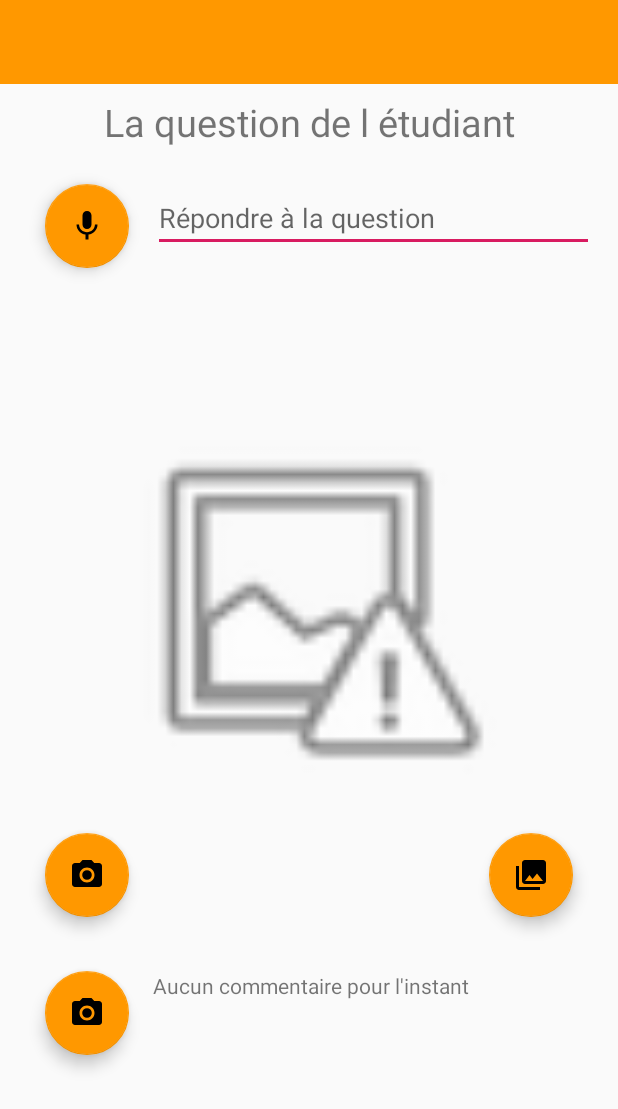
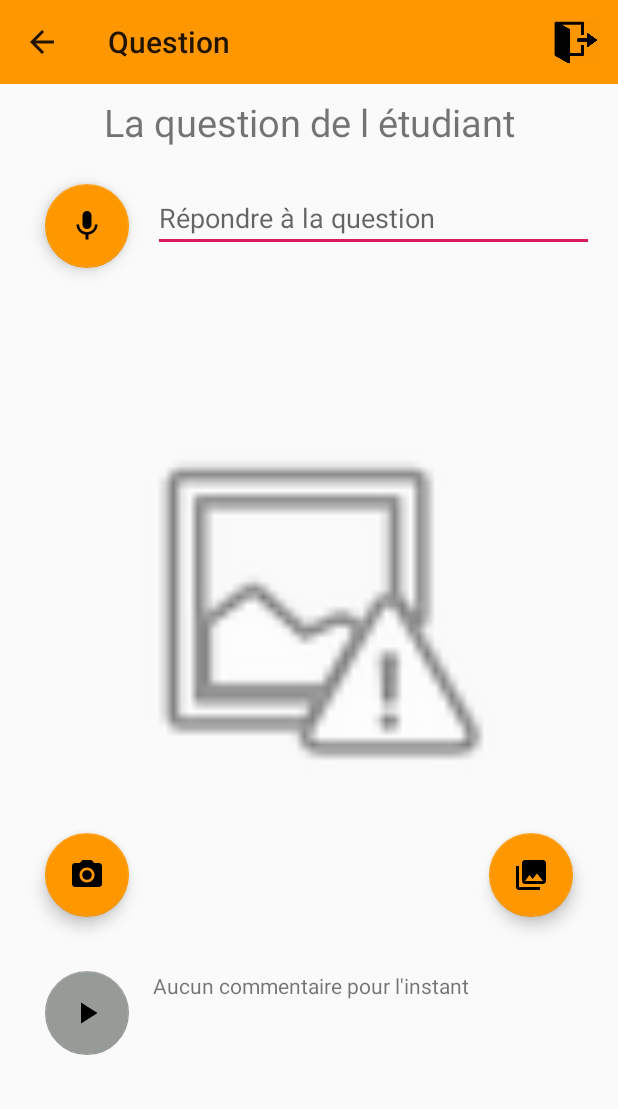
Before and after one commit to Cadz006/TP2_Dev_mobile, an Android app: the screen it shows after launch (QuestionEtudiantActivity), on a phone screen of 412 x 824 dp. Shown: the top 1109 px of the screen. Run offline under Robolectric (Android 15) with nearby library versions, the phone set to English and light mode, and no system bars.

Commit message:
Question etudiant

```diff
--- a/TP2_Dev_Mobile/app/src/main/java/bdeb/qc/ca/tp2_dev_mobile/QuestionEtudiantActivity.java
+++ b/TP2_Dev_Mobile/app/src/main/java/bdeb/qc/ca/tp2_dev_mobile/QuestionEtudiantActivity.java
@@ -3,17 +3,19 @@ package bdeb.qc.ca.tp2_dev_mobile;
 import androidx.annotation.NonNull;
 import androidx.annotation.Nullable;
 import androidx.appcompat.app.AppCompatActivity;
+import androidx.appcompat.widget.Toolbar;
 import androidx.core.app.ActivityCompat;
 import androidx.core.content.ContextCompat;
 
 import android.Manifest;
-import android.content.Context;
 import android.content.Intent;
 import android.content.pm.PackageManager;
 import android.graphics.Bitmap;
 import android.net.Uri;
 import android.os.Bundle;
 import android.provider.MediaStore;
+import android.view.Menu;
+import android.view.MenuInflater;
 import android.view.View;
 import android.widget.ImageView;
 
@@ -23,6 +25,7 @@ public class QuestionEtudiantActivity extends AppCompatActivity {
     public static final int CHOISIR_IMAGE = 1;
     public static final int PRENDRE_PHOTO = 0;
     ImageView ivPhoto;
+    ImageView ivCommentaireAudio;
     Uri imgUri;
 
     @Override
@@ -31,9 +34,31 @@ public class QuestionEtudiantActivity extends AppCompatActivity {
         setContentView(R.layout.activity_question_etudiant);
 
         ivPhoto = findViewById(R.id.ivPhoto);
+        ivCommentaireAudio = findViewById(R.id.fabEcouterCommentaire);
+        ivCommentaireAudio.setEnabled(false);
         btnCameraListener();
+        setToolbar();
     }
 
+    @Override
+    public boolean onCreateOptionsMenu(Menu menu) {
+        MenuInflater menuInflater = getMenuInflater();
+        menuInflater.inflate(R.menu.menu_acceuil, menu);
+        return true;
+    }
+
+    private void setToolbar() {
+        Toolbar toolbar = findViewById(R.id.toolbarQuestionEtudiant);
+        toolbar.setTitle("Question");
+        setSupportActionBar(toolbar);
+        getSupportActionBar().setDisplayHomeAsUpEnabled(true);
+        toolbar.setNavigationOnClickListener(new View.OnClickListener() {
+            @Override
+            public void onClick(View v) {
+                finish();
+            }
+        });
+    }
     private void btnCameraListener() {
         FloatingActionButton fabCamera = findViewById(R.id.fabCamera);
         FloatingActionButton fabGallery = findViewById(R.id.fabGallery);
--- a/TP2_Dev_Mobile/app/src/main/res/layout/activity_question_etudiant.xml
+++ b/TP2_Dev_Mobile/app/src/main/res/layout/activity_question_etudiant.xml
@@ -33,16 +33,16 @@
         app:srcCompat="@drawable/ic_menu_camera" />
 
     <com.google.android.material.floatingactionbutton.FloatingActionButton
-        android:id="@+id/fabCamera3"
+        android:id="@+id/fabEcouterCommentaire"
         android:layout_width="wrap_content"
         android:layout_height="wrap_content"
         android:layout_marginStart="30dp"
         android:layout_marginTop="36dp"
         android:clickable="true"
-        app:backgroundTint="@color/colorPrimary"
+        app:backgroundTint="#979B97"
         app:layout_constraintStart_toStartOf="parent"
         app:layout_constraintTop_toBottomOf="@+id/fabCamera"
-        app:srcCompat="@drawable/ic_menu_camera" />
+        app:srcCompat="@drawable/ic_play_arrow" />
 
     <com.google.android.material.floatingactionbutton.FloatingActionButton
         android:id="@+id/fabReponseAudio"
@@ -50,14 +50,14 @@
         android:layout_height="wrap_content"
         android:layout_marginStart="30dp"
         android:layout_marginTop="24dp"
-        android:clickable="true"
+        android:longClickable="false"
         app:backgroundTint="@color/colorPrimary"
         app:layout_constraintStart_toStartOf="parent"
         app:layout_constraintTop_toBottomOf="@+id/txtQuestionEtudiant"
         app:srcCompat="@drawable/ic_mic" />
 
     <androidx.appcompat.widget.Toolbar
-        android:id="@+id/toolbar"
+        android:id="@+id/toolbarQuestionEtudiant"
         android:layout_width="0dp"
         android:layout_height="wrap_content"
         android:background="?attr/colorPrimary"
@@ -78,7 +78,7 @@
         android:text="@string/QuestionEtudiant"
         app:layout_constraintEnd_toEndOf="parent"
         app:layout_constraintStart_toStartOf="parent"
-        app:layout_constraintTop_toBottomOf="@+id/toolbar" />
+        app:layout_constraintTop_toBottomOf="@+id/toolbarQuestionEtudiant" />
 
     <com.google.android.material.floatingactionbutton.FloatingActionButton
         android:id="@+id/fabGallery"
@@ -117,7 +117,7 @@
         android:text="@string/noComment"
         android:textSize="14sp"
         app:layout_constraintEnd_toEndOf="parent"
-        app:layout_constraintStart_toEndOf="@+id/fabCamera3"
-        app:layout_constraintTop_toTopOf="@+id/fabCamera3" />
+        app:layout_constraintStart_toEndOf="@+id/fabEcouterCommentaire"
+        app:layout_constraintTop_toTopOf="@+id/fabEcouterCommentaire" />
 
 </androidx.constraintlayout.widget.ConstraintLayout>
```
Also changed, not shown: TP2_Dev_Mobile/app/src/main/res/drawable/ic_play_circle_filled.xml (added, +9 -0 lines), TP2_Dev_Mobile/app/src/main/res/drawable/ic_play_circle_outline.xml (added, +9 -0 lines).
